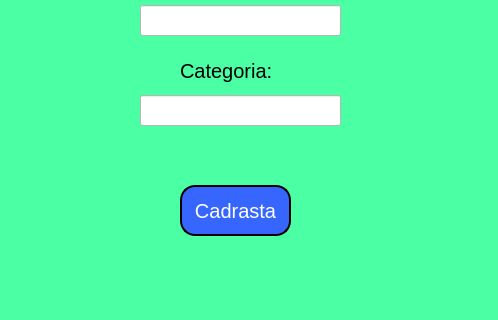
Qt form Projeto/terceira.ui (marceloamaro/Pratica_BD) before a commit; both pictures show x 0 to 498 and y 265 to 585 of the 498 by 585 pixel window.
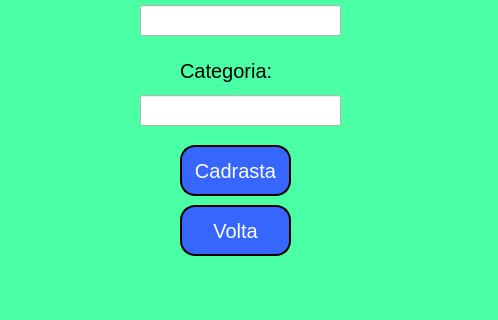
The same form after that commit.

Patch:
```diff
--- a/Projeto/terceira.ui
+++ b/Projeto/terceira.ui
@@ -22,7 +22,7 @@
     <property name="geometry">
      <rect>
       <x>180</x>
-      <y>450</y>
+      <y>410</y>
       <width>111</width>
       <height>51</height>
      </rect>
@@ -230,6 +230,32 @@
      <string>Cadrasto de Produtos</string>
     </property>
    </widget>
+   <widget class="QPushButton" name="pushButton_2">
+    <property name="geometry">
+     <rect>
+      <x>180</x>
+      <y>470</y>
+      <width>111</width>
+      <height>51</height>
+     </rect>
+    </property>
+    <property name="font">
+     <font>
+      <pointsize>15</pointsize>
+     </font>
+    </property>
+    <property name="styleSheet">
+     <string notr="true">background-color: rgb(55, 102, 255);
+color: rgb(255, 255, 255);
+border-style: outset;
+border-width: 2px;
+border-radius: 15px;
+border-color: black;</string>
+    </property>
+    <property name="text">
+     <string>Volta</string>
+    </property>
+   </widget>
   </widget>
   <widget class="QMenuBar" name="menubar">
    <property name="geometry">
```
